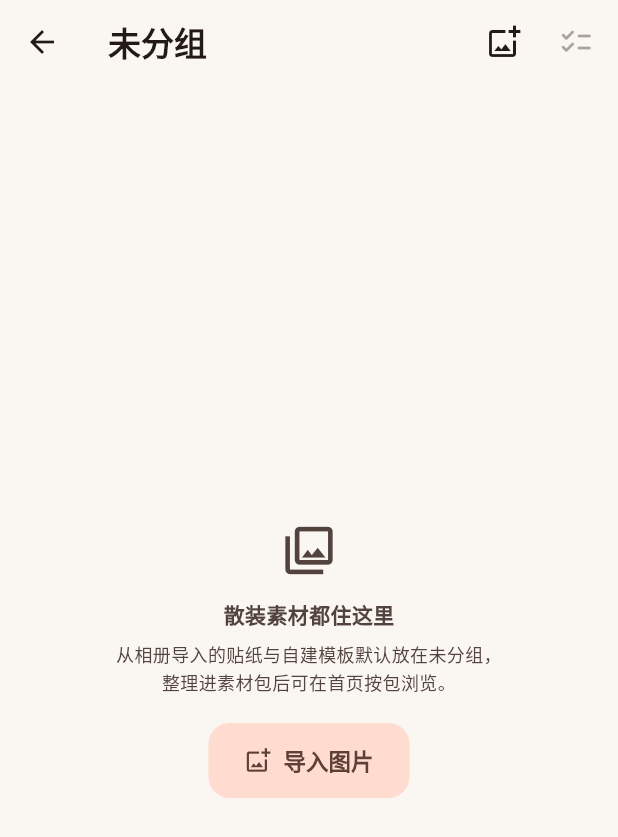
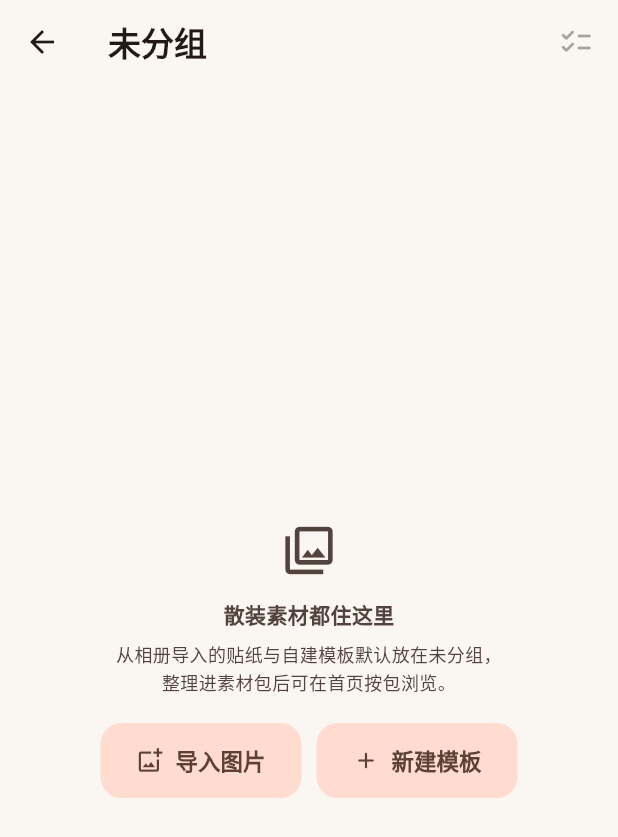
Before and after one commit to banafish/pagenote, a Flutter app: the screen it shows after launch, item 2 of the bottom bar chosen, after a tap on "未分组", on a phone screen of 412 x 824 dp. Shown: the top 837 px of the screen. Run offline on Flutter 3.47's test engine with Material 3 defaults, Android fonts, the phone set to English and light mode, and no system bars; our stand-ins replace file_picker, flutter_local_notifications, flutter_timezone, local_auth, share_plus, shared_preferences and 3 more; missing offline and left inert: file_selector, gal; accounts and stored records are empty.

Commit message:
Add sticker/template add buttons to detail section headers
Move the pack/ungrouped detail import entry from the app bar to a +
button beside each sticker section title and the template section
title; ungrouped imports land in the tapped category via a new
category pass-through in importStickersFromGallery/importFromFile.
Template add prompts for a name then opens the editor's template
mode, saving into the current pack or ungrouped. Empty states gain
a paired "new template" button; + hides during multi-select.

```diff
--- a/lib/pages/pack_detail_page.dart
+++ b/lib/pages/pack_detail_page.dart
@@ -371,6 +371,41 @@ class _PackDetailPageState extends State<PackDetailPage>
         }
       case 'delete':
         await _deleteTemplate(template);
+    }
+  }
+
+  /// 模板区标题右侧的「新增」：先起名，再进编辑器从零搭版式；
+  /// 保存后落在当前包 / 未分组（编辑器模板模式对未入库模板就地落库），
+  /// 中途退出则什么都不留。
+  Future<void> _addTemplate() async {
+    // 默认名撞车时自动带序号，避免攒出一排「新模板」。
+    final taken = context
+        .read<TemplateProvider>()
+        .templates
+        .map((t) => t.name)
+        .toSet();
+    var initial = '新模板';
+    for (var i = 2; taken.contains(initial); i++) {
+      initial = '新模板 $i';
+    }
+    final name = await _promptText('新建模板', '模板名称', initial);
+    if (!mounted || name == null) return;
+    final template = JournalTemplate(
+      id: newTemplateId(),
+      name: name,
+      packId: widget.source == PackDetailSource.pack ? widget.packId : null,
+    );
+    final saved =
+        await Navigator.of(context).push<bool>(
+          MaterialPageRoute<bool>(
+            builder: (_) => EditorPage(editingTemplate: template),
+          ),
+        ) ??
+        false;
+    if (saved && mounted) {
+      ScaffoldMessenger.of(context).showSnackBar(
+        SnackBar(content: Text('已创建模板「$name」✨')),
+      );
     }
   }
 
@@ -801,6 +836,12 @@ class _PackDetailPageState extends State<PackDetailPage>
         widget.source == PackDetailSource.ungrouped &&
         !_selecting &&
         templates.length > 1;
+    // 导入贴纸的落位：包详情直接进包，未分组落在默认分组。
+    final importPackId = widget.source == PackDetailSource.pack
+        ? widget.packId
+        : null;
+    // 内置模板只读，不提供新增入口；多选态是挑内容导出的模式，也让出 ＋。
+    final canAdd = widget.source != PackDetailSource.builtin && !_selecting;
 
     return Scaffold(
       appBar: _selecting
@@ -812,17 +853,6 @@ class _PackDetailPageState extends State<PackDetailPage>
                 PackDetailSource.pack => pack!.name,
               }),
               actions: [
-                if (widget.source != PackDetailSource.builtin)
-                  IconButton(
-                    tooltip: '导入图片',
-                    icon: const Icon(Icons.add_photo_alternate_outlined),
-                    onPressed: () => importStickersFromGallery(
-                      context,
-                      packId: widget.source == PackDetailSource.pack
-                          ? widget.packId
-                          : null,
-                    ),
-                  ),
                 IconButton(
                   tooltip: '多选导出',
                   icon: const Icon(Icons.checklist_rounded),
@@ -850,17 +880,41 @@ class _PackDetailPageState extends State<PackDetailPage>
                   _sectionLabel(
                     section.label,
                     '共 ${section.items.length} 张',
+                    addTooltip: '导入贴纸',
+                    onAdd: canAdd
+                        ? () => importStickersFromGallery(
+                            context,
+                            packId: importPackId,
+                            // 未分组按分节导入：加进点开的那个分组；
+                            // 包内不细分组，落默认分组。
+                            category: widget.source == PackDetailSource.pack
+                                ? null
+                                : section.label,
+                          )
+                        : null,
                   ),
                   _stickerGrid(section.items),
                 ],
                 if (stickers.isEmpty &&
                     widget.source != PackDetailSource.builtin) ...[
-                  _sectionLabel('贴纸', null),
+                  _sectionLabel(
+                    '贴纸',
+                    null,
+                    addTooltip: '导入贴纸',
+                    onAdd: canAdd
+                        ? () => importStickersFromGallery(
+                            context,
+                            packId: importPackId,
+                          )
+                        : null,
+                  ),
                   SliverToBoxAdapter(child: _noStickerHint()),
                 ],
                 _sectionLabel(
                   widget.source == PackDetailSource.builtin ? '内置模板' : '模板',
                   templates.isEmpty ? null : '共 ${templates.length} 套',
+                  addTooltip: '新建模板',
+                  onAdd: canAdd ? _addTemplate : null,
                 ),
                 if (templates.isNotEmpty)
                   _templateGrid(
@@ -983,7 +1037,9 @@ class _PackDetailPageState extends State<PackDetailPage>
     );
   }
 
-  Widget _sectionLabel(String text, String? hint) {
+  /// 分节标题：名字 + 计数，[onAdd] 非空时右侧挂一个新增入口
+  /// （贴纸导入 / 新建模板），对齐到文字行垂直居中。
+  Widget _sectionLabel(String text, String? hint, {String? addTooltip, VoidCallback? onAdd}) {
     final scheme = Theme.of(context).colorScheme;
     return SliverToBoxAdapter(
       child: Padding(
@@ -993,6 +1049,9 @@ class _PackDetailPageState extends State<PackDetailPage>
           _gridPadding,
           8,
         ),
+        child: Row(
+          children: [
+            Expanded(
               child: Row(
                 crossAxisAlignment: CrossAxisAlignment.baseline,
                 textBaseline: TextBaseline.alphabetic,
@@ -1017,6 +1076,20 @@ class _PackDetailPageState extends State<PackDetailPage>
                 ],
               ),
             ),
+            if (onAdd != null) ...[
+              const SizedBox(width: 8),
+              IconButton(
+                tooltip: addTooltip,
+                visualDensity: VisualDensity.compact,
+                padding: EdgeInsets.zero,
+                constraints: const BoxConstraints(minWidth: 28, minHeight: 28),
+                icon: Icon(Icons.add_rounded, size: 19, color: scheme.primary),
+                onPressed: onAdd,
+              ),
+            ],
+          ],
+        ),
+      ),
     );
   }
 
@@ -1025,7 +1098,7 @@ class _PackDetailPageState extends State<PackDetailPage>
     return Padding(
       padding: const EdgeInsets.fromLTRB(_gridPadding, 4, _gridPadding, 6),
       child: Text(
-        '还没有贴纸，点右上角「导入图片」加进来',
+        '还没有贴纸，点「贴纸」右侧的 ＋ 加进来',
         style: TextStyle(fontSize: 11.5, color: scheme.onSurfaceVariant),
       ),
     );
@@ -1300,7 +1373,7 @@ class _PackDetailPageState extends State<PackDetailPage>
       ),
       PackDetailSource.pack => (
         '这个包还是空的',
-        '点右上角「导入图片」直接加进包，\n或把现有素材「移动到素材包」挪进来。',
+        '点「导入图片」加贴纸，「新建模板」搭一个版式，\n或把现有素材「移动到素材包」挪进来。',
       ),
     };
     return Center(
@@ -1338,7 +1411,11 @@ class _PackDetailPageState extends State<PackDetailPage>
               ),
             ),
             const SizedBox(height: 18),
+            // 整页空态没有分节标题可挂 ＋，两个新增入口都放这里。
             if (widget.source != PackDetailSource.builtin)
+              Row(
+                mainAxisSize: MainAxisSize.min,
+                children: [
                   FilledButton.tonalIcon(
                     onPressed: () => importStickersFromGallery(
                       context,
@@ -1348,6 +1425,14 @@ class _PackDetailPageState extends State<PackDetailPage>
                     ),
                     icon: const Icon(Icons.add_photo_alternate_outlined, size: 18),
                     label: const Text('导入图片'),
+                  ),
+                  const SizedBox(width: 10),
+                  FilledButton.tonalIcon(
+                    onPressed: _addTemplate,
+                    icon: const Icon(Icons.add_rounded, size: 18),
+                    label: const Text('新建模板'),
+                  ),
+                ],
               )
             else
               FilledButton.tonalIcon(
```
Also changed, not shown: lib/pages/pack_actions.dart (+13 -2 lines), lib/providers/custom_sticker_provider.dart (+8 -1 lines). Lines whose indentation alone changed are shown as unchanged.
